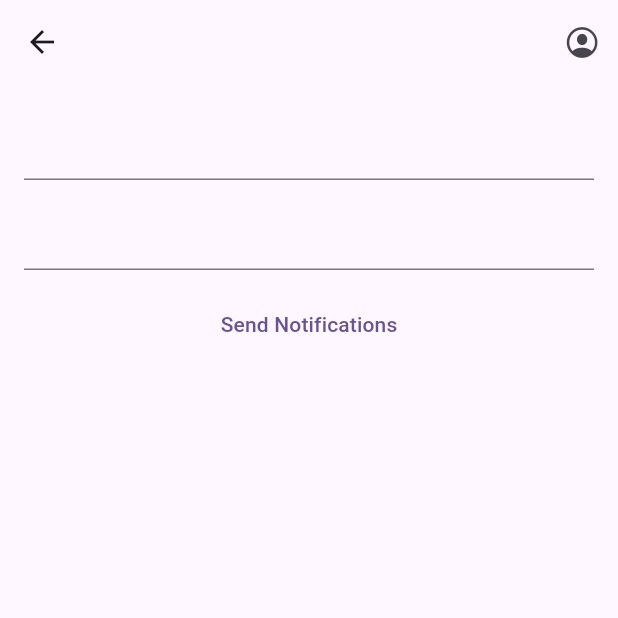
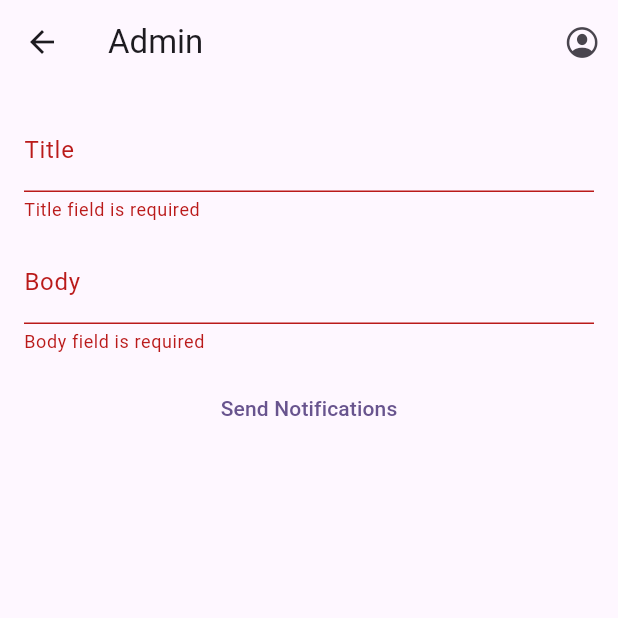
Before and after one commit to ayechan-maung/weather_show, a Flutter app: the AdminView screen opened directly, after a tap on "Send Notifications", on a phone screen of 412 x 824 dp, the top half of it. Run offline on Flutter 3.47's test engine with Material 2 defaults, Android fonts, the phone set to English and light mode, and no system bars; our stand-ins replace cloud_firestore, dio, firebase_auth, firebase_core, firebase_messaging, flutter_bloc and 4 more; missing offline and left inert: firebase_ui_auth, platform_device_id_v3; accounts and stored records are empty.

Commit message:
push noti form validate

```diff
--- a/lib/src/service/messaging_service/push_message.dart
+++ b/lib/src/service/messaging_service/push_message.dart
@@ -2,6 +2,7 @@
 import 'package:http/http.dart' as http;
 
 class PushMessage {
+
   Future<void> sendPushMessage(String body) async {
     try {
       final res = await http.post(
--- a/lib/src/views/admin_view.dart
+++ b/lib/src/views/admin_view.dart
@@ -8,18 +8,18 @@ import 'package:weather_show/main.dart';
 
 class AdminView extends HookWidget {
   AdminView({Key? key}) : super(key: key);
-
+  final _formKey = GlobalKey<FormState>();
   @override
   Widget build(BuildContext context) {
     var titleController = useTextEditingController();
     var messageController = useTextEditingController();
-
     useEffect(() {
       return () {};
     }, const []);
 
     return Scaffold(
       appBar: AppBar(
+        title: const Text("Admin"),
         actions: [
           IconButton(
               onPressed: () {
@@ -43,23 +43,46 @@ class AdminView extends HookWidget {
               icon: const Icon(CupertinoIcons.profile_circled))
         ],
       ),
-      body: ListView(
+      body: Form(
+        key: _formKey,
+        child: ListView(
           padding: const EdgeInsets.all(16),
           children: [
             TextFormField(
+              validator: (text){
+                if(text!.isEmpty) {
+                  return 'Title field is required';
+                }
+                return null;
+              },
               controller: titleController,
+              decoration: const InputDecoration(
+                label: Text('Title')
+              ),
             ),
             const SizedBox(
               height: 12,
             ),
             TextFormField(
+              validator: (text){
+                if(text!.isEmpty) {
+                  return 'Body field is required';
+                }
+                return null;
+              },
               controller: messageController,
+              decoration: const InputDecoration(
+                  label: Text('Body')
+              ),
             ),
             const SizedBox(
               height: 12,
             ),
             TextButton(
               onPressed: () async {
+                if(!_formKey.currentState!.validate()) {
+                  return;
+                } else {
                   List<String?> tokens = await firebaseStoreService.getUsersToken();
                   Map<String, dynamic> sendBody = {};
                   Map<String, dynamic> notification = {};
@@ -72,10 +95,12 @@ class AdminView extends HookWidget {
                   sendBody['notification'] = notification;
                   debugPrint("body $sendBody");
                   pushMessage.sendPushMessage(jsonEncode(sendBody));
+                }
               },
               child: const Text("Send Notifications"),
             )
           ],
+        ),
       ),
     );
   }
```
Lines whose indentation alone changed are shown as unchanged.
